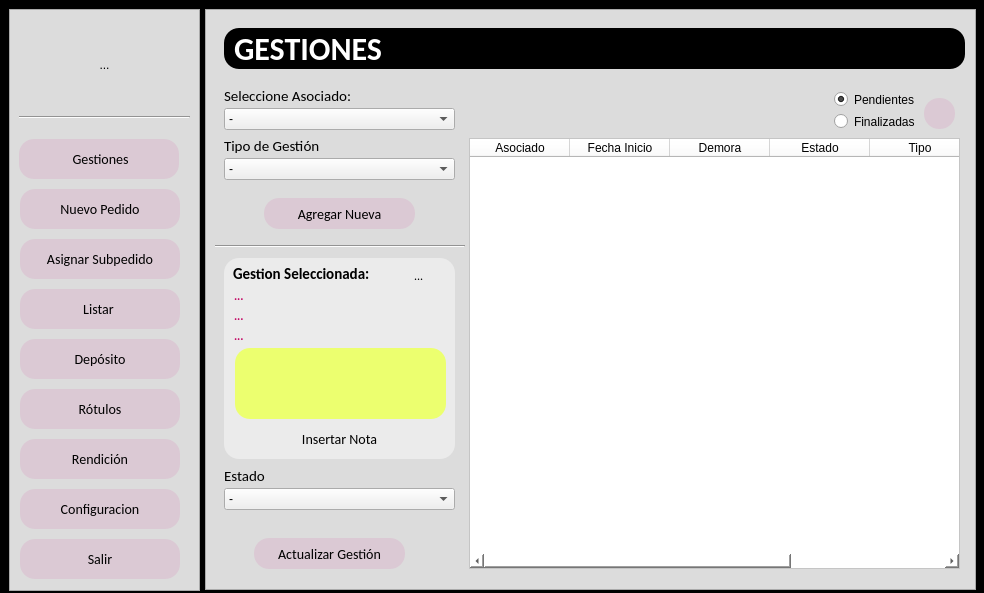
Above: main.ui from zenfranco/Gestion_rotulos before the change. Below: the same form after it.
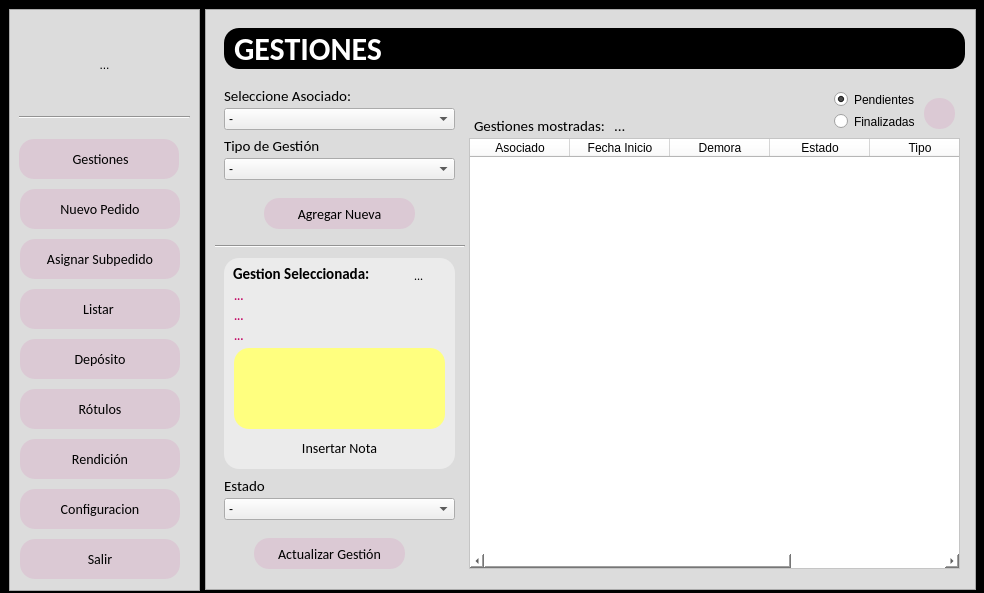
That is the form after the change. The open tabs and pages were chosen to show the change. Icons and pictures are not drawn.

Commit message: SE AGREGA LA POSIBILIDAD DE DEJAR NOTAS PARA CADA GESTION

The edit to the form file:
```diff
--- a/main.ui
+++ b/main.ui
@@ -809,7 +809,7 @@
           <property name="geometry">
            <rect>
             <x>10</x>
-            <y>450</y>
+            <y>460</y>
             <width>141</width>
             <height>16</height>
            </rect>
@@ -828,7 +828,7 @@
           <property name="geometry">
            <rect>
             <x>10</x>
-            <y>470</y>
+            <y>480</y>
             <width>231</width>
             <height>22</height>
            </rect>
@@ -903,7 +903,7 @@
             <x>10</x>
             <y>240</y>
             <width>231</width>
-            <height>201</height>
+            <height>211</height>
            </rect>
           </property>
           <property name="styleSheet">
@@ -1019,30 +1019,11 @@
             <string>...</string>
            </property>
           </widget>
-          <widget class="QPlainTextEdit" name="signal_gestion_observaciones">
-           <property name="geometry">
-            <rect>
-             <x>11</x>
-             <y>90</y>
-             <width>211</width>
-             <height>71</height>
-            </rect>
-           </property>
-           <property name="styleSheet">
-            <string notr="true">background-color:rgb(236, 255, 111)</string>
-           </property>
-           <property name="plainText">
-            <string/>
-           </property>
-           <property name="tabStopWidth">
-            <number>80</number>
-           </property>
-          </widget>
           <widget class="QPushButton" name="btn_ingresarnota">
            <property name="geometry">
             <rect>
              <x>40</x>
-             <y>171</y>
+             <y>180</y>
              <width>151</width>
              <height>20</height>
             </rect>
@@ -1051,6 +1032,64 @@
             <string>Insertar Nota</string>
            </property>
           </widget>
+          <widget class="QTextEdit" name="signal_gestion_observaciones">
+           <property name="geometry">
+            <rect>
+             <x>10</x>
+             <y>90</y>
+             <width>211</width>
+             <height>81</height>
+            </rect>
+           </property>
+           <property name="font">
+            <font>
+             <family>Calibri</family>
+             <pointsize>9</pointsize>
+             <italic>true</italic>
+            </font>
+           </property>
+           <property name="styleSheet">
+            <string notr="true">background-color: rgb(255, 255, 127);</string>
+           </property>
+          </widget>
+         </widget>
+         <widget class="QLabel" name="label_86">
+          <property name="geometry">
+           <rect>
+            <x>260</x>
+            <y>100</y>
+            <width>141</width>
+            <height>16</height>
+           </rect>
+          </property>
+          <property name="font">
+           <font>
+            <family>Calibri</family>
+            <pointsize>11</pointsize>
+           </font>
+          </property>
+          <property name="text">
+           <string>Gestiones mostradas:</string>
+          </property>
+         </widget>
+         <widget class="QLabel" name="signal_gestiones">
+          <property name="geometry">
+           <rect>
+            <x>400</x>
+            <y>100</y>
+            <width>141</width>
+            <height>16</height>
+           </rect>
+          </property>
+          <property name="font">
+           <font>
+            <family>Calibri</family>
+            <pointsize>11</pointsize>
+           </font>
+          </property>
+          <property name="text">
+           <string>...</string>
+          </property>
          </widget>
         </widget>
        </widget>
```
The commit also changes 6 other files.
